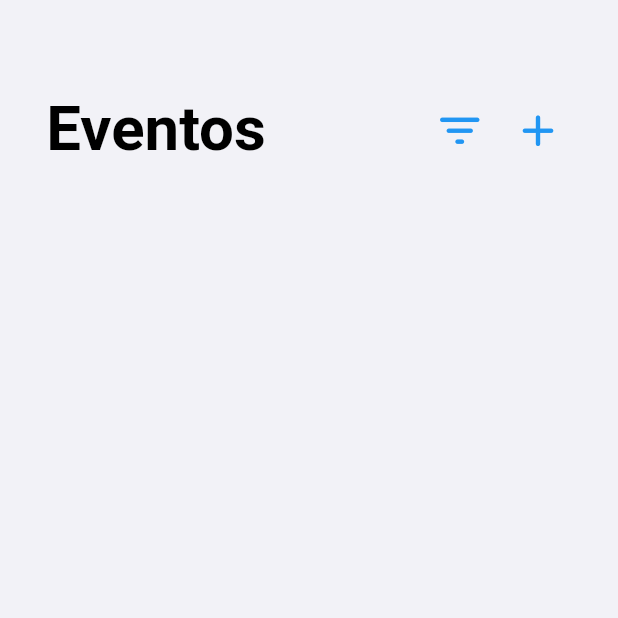
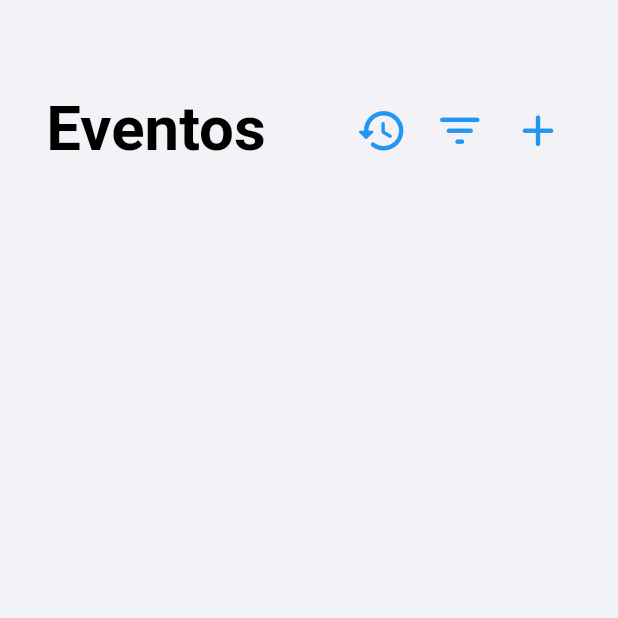
Before and after one commit to joaquinsolla/Simplex, a Flutter app: the screen it shows once a user with an empty profile is signed in, on a phone screen of 412 x 824 dp, the top half of it. Run offline on Flutter 3.47's test engine with Material 2 defaults, Android fonts, the phone set to English and light mode, and no system bars; drawn by our look-alikes of bottom_navy_bar; our stand-ins replace cloud_firestore, firebase_auth, firebase_core, flutter_local_notifications, focused_menu, timezone; accounts and stored records are empty.

Commit message:
Added events history

```diff
--- a/lib/common/widgets.dart
+++ b/lib/common/widgets.dart
@@ -58,13 +58,18 @@ Row authHeader(){
   );
 }
 
-Container headerText(String content) {
-  return Container(
-    child: Text(content,
+Text headerText(String content) {
+  return Text(content,
         style: TextStyle(
             color: colorMainText,
             fontSize: deviceWidth * 0.1,
-            fontWeight: FontWeight.bold)),
+            fontWeight: FontWeight.bold));
+}
+
+Container headerTextBox(String content) {
+  return Container(
+    width: deviceWidth*0.72,
+    child: headerText(content),
   );
 }
 
@@ -85,7 +90,7 @@ Column homeHeaderSimple(String text, Widget addButton) {
   );
 }
 
-Column homeHeaderAdvanced(String text, Widget specialButton, Widget addButton) {
+Column homeHeaderDouble(String text, Widget specialButton, Widget addButton) {
   return Column(
     children: [
       Row(
@@ -104,10 +109,32 @@ Column homeHeaderAdvanced(String text, Widget specialButton, Widget addButton) {
   );
 }
 
+Column homeHeaderTriple(String text, Widget specialButton1, Widget specialButton2, Widget addButton) {
+  return Column(
+    children: [
+      Row(
+        children: [
+          headerText(text),
+          const Expanded(child: Text('')),
+          specialButton1,
+          SizedBox(width: deviceWidth*0.01,),
+          specialButton2,
+          SizedBox(width: deviceWidth*0.01,),
+          addButton,
+        ],
+      ),
+      SizedBox(
+        height: deviceHeight * 0.03,
+      ),
+    ],
+  );
+}
+
 Column pageHeader(BuildContext context, String text) {
   return Column(
     children: [
       Row(
+        crossAxisAlignment: CrossAxisAlignment.start,
         children: [
           IconButton(
             icon: Icon(Icons.arrow_back_rounded,
@@ -118,7 +145,7 @@ Column pageHeader(BuildContext context, String text) {
             },
           ),
           SizedBox(width: deviceWidth*0.0075,),
-          headerText(text),
+          headerTextBox(text),
         ],
       ),
       SizedBox(height: deviceHeight*0.03,)
--- a/lib/main.dart
+++ b/lib/main.dart
@@ -33,6 +33,7 @@ Future main() async {
       '/events/add_event': (context) => const AddEvent(),
       '/events/event_details': (context) => const EventDetails(),
       '/events/edit_event': (context) => const EditEvent(),
+      '/events/expired_events': (context) => const ExpiredEvents(),
     },
   ));
 
--- a/lib/pages/all_pages.dart
+++ b/lib/pages/all_pages.dart
@@ -3,3 +3,4 @@ export 'auth.dart';
 export 'events/add_event.dart';
 export 'events/event_details.dart';
 export 'events/edit_event.dart';
+export 'events/expired_events.dart';
--- a/lib/pages/home.dart
+++ b/lib/pages/home.dart
@@ -71,7 +71,15 @@ class _HomeState extends State<Home> {
     else filterIcon = Icons.filter_list_off_rounded;
 
     return homeArea([
-      homeHeaderAdvanced('Eventos',
+      homeHeaderTriple('Eventos',
+        IconButton(
+          icon: Icon(Icons.history_rounded,
+              color: colorSpecialItem, size: deviceWidth * 0.085),
+          splashRadius: 0.001,
+          onPressed: () {
+            Navigator.pushNamed(context, '/events/expired_events');
+          },
+        ),
         IconButton(
           icon: Icon(filterIcon,
               color: colorSpecialItem, size: deviceWidth * 0.085),
@@ -126,7 +134,7 @@ class _HomeState extends State<Home> {
                   if (events.length>0 && useEventFilters==false) SizedBox(height: deviceHeight * 0.01),
                 ],);
             } else {
-              return Container();
+              return SizedBox.shrink();
             }
           }),
 
@@ -135,7 +143,7 @@ class _HomeState extends State<Home> {
           builder: (context, snapshot) {
             if (snapshot.hasError) {
               debugPrint('[ERR] ' + snapshot.error.toString());
-              return Container();
+              return SizedBox.shrink();
             } else if (snapshot.hasData) {
               final events = snapshot.data!;
               //if (events.length>0) hasEvents = true;
@@ -153,7 +161,7 @@ class _HomeState extends State<Home> {
                   if (events.length>0 && useEventFilters==false) SizedBox(height: deviceHeight * 0.01),
                 ],);
             } else {
-              return Container();
+              return SizedBox.shrink();
             }
           }),
 
@@ -162,7 +170,7 @@ class _HomeState extends State<Home> {
           builder: (context, snapshot) {
             if (snapshot.hasError) {
               debugPrint('[ERR] ' + snapshot.error.toString());
-              return Container();
+              return SizedBox.shrink();
             } else if (snapshot.hasData) {
               final events = snapshot.data!;
               //if (events.length>0) hasEvents = true;
@@ -180,7 +188,7 @@ class _HomeState extends State<Home> {
                   if (events.length>0 && useEventFilters==false) SizedBox(height: deviceHeight * 0.01),
                 ],);
             } else {
-              return Container();
+              return SizedBox.shrink();
             }
           }),
 
@@ -189,7 +197,7 @@ class _HomeState extends State<Home> {
           builder: (context, snapshot) {
             if (snapshot.hasError) {
               debugPrint('[ERR] ' + snapshot.error.toString());
-              return Container();
+              return SizedBox.shrink();
             } else if (snapshot.hasData) {
               final events = snapshot.data!;
               //if (events.length>0) hasEvents = true;
@@ -207,14 +215,14 @@ class _HomeState extends State<Home> {
                   if (events.length>0 && useEventFilters==false) SizedBox(height: deviceHeight * 0.01),
                 ],);
             } else {
-              return Container();
+              return SizedBox.shrink();
             }
           }),
 
       /*
       // TODO: fix
       if (hasEvents==false) Container(
-        height: deviceHeight*0.6,
+        height: deviceHeight*0.65,
         alignment: Alignment.center,
         child: Text('No tienes eventos guardados todavía. Para crear uno pulsa el botón + en la parte superior de la pantalla.',
           textAlign: TextAlign.center,
@@ -829,7 +837,7 @@ class _HomeState extends State<Home> {
         ],
       ),
     );
-    else return Container();
+    else return SizedBox.shrink();
   }
 
 }
```
Also changed, not shown: lib/pages/events/expired_events.dart (added, +260 -0 lines), lib/services/firestore_service.dart (+7 -0 lines).
